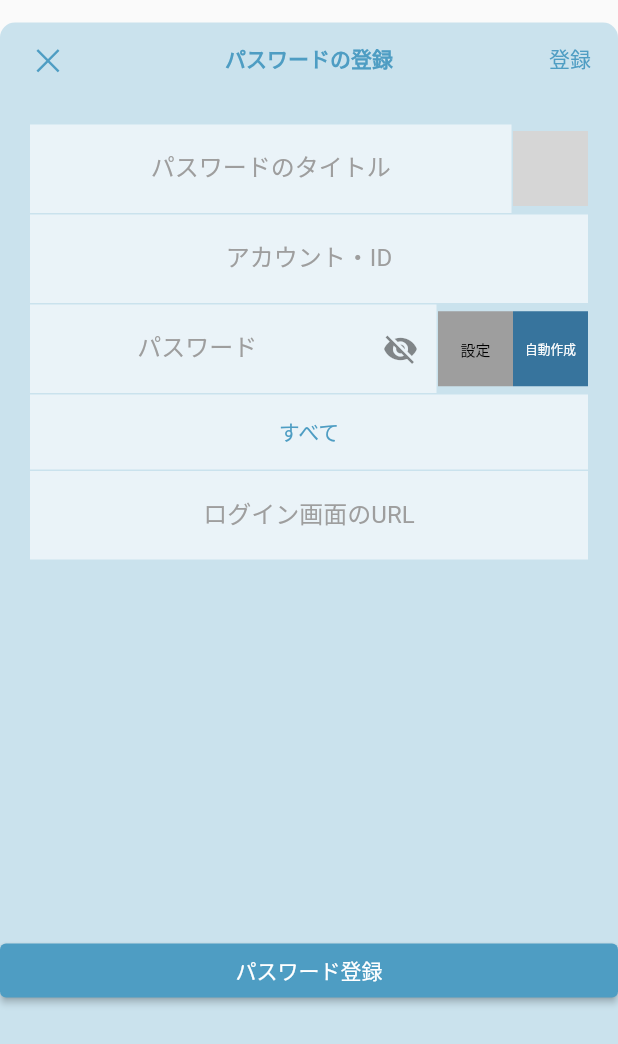
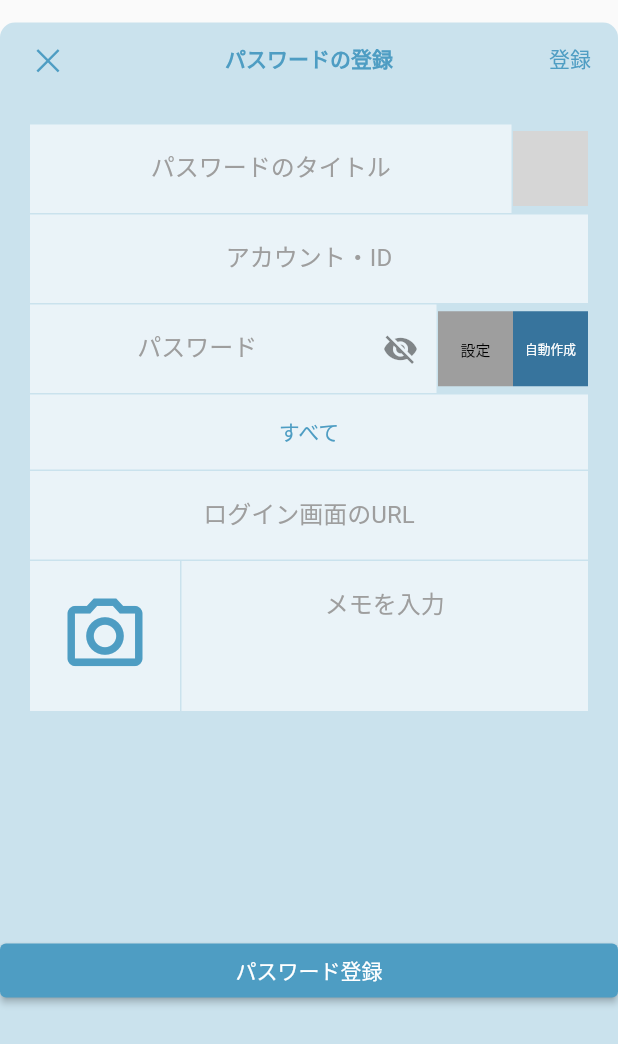
Before and after one commit to ten-revengineer/PasswordManagerApp, a Flutter app: the AccountRegist widget shown alone on an empty page, opened directly, on a phone screen of 412 x 824 dp. Shown: the top 1044 px of the screen. Run offline on Flutter 3.47's test engine with Material 2 defaults, Android fonts, the phone set to English and light mode, and no system bars; network calls fail; grey boxes are pictures that could not be loaded.

Commit message:
feat:add the imageRegistButton and  memo input line in account_regist screen

```diff
--- a/lib/account_regist.dart
+++ b/lib/account_regist.dart
@@ -222,6 +222,51 @@ class _AccountRegistState extends State<AccountRegist> {
                       onChanged: (String value) {},
                     ),
                   ),
+                  const SizedBox(
+                    height: 1,
+                  ),
+                  Row(
+                    children: <Widget>[
+                      Container(
+                        color: customSwatch[50],
+                        child: SizedBox(
+                          width: 100,
+                          height: 100,
+                          child: IconButton(
+                            icon: const Icon(
+                              Icons.camera_alt_outlined,
+                              size: 60,
+                              color: customSwatch,
+                            ),
+                            onPressed: () {},
+                          ),
+                        ),
+                      ),
+                      const SizedBox(width: 1),
+                      Flexible(
+                        child: Container(
+                          height: 100,
+                          color: customSwatch[50],
+                          child: TextField(
+                            keyboardType: TextInputType.multiline,
+                            maxLines: null,
+                            decoration: const InputDecoration(
+                              border: InputBorder.none,
+                              label: Center(
+                                child: Text(
+                                  'メモを入力',
+                                  style: TextStyle(
+                                    color: Colors.grey,
+                                  ),
+                                ),
+                              ),
+                            ),
+                            onChanged: (String value) {},
+                          ),
+                        ),
+                      ),
+                    ],
+                  ),
                 ],
               ),
             ),
```
